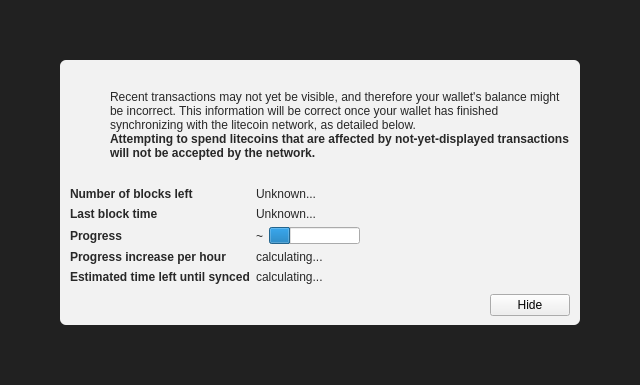
This is src/qt/forms/modaloverlay.ui in progof/esrltc16 as Qt 5 draws it before an edit. The edited form follows.
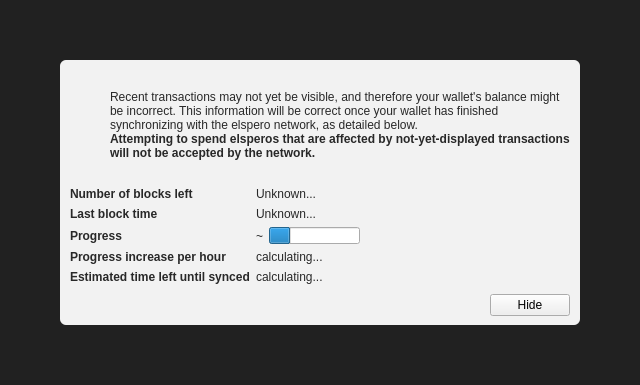
This is the edited form. Icons and pictures are not drawn. Custom widgets are drawn as their Qt base class.

The edit to the form file:
```diff
--- a/src/qt/forms/modaloverlay.ui
+++ b/src/qt/forms/modaloverlay.ui
@@ -130,7 +130,7 @@
              <item>
               <widget class="QLabel" name="infoText">
                <property name="text">
-                <string>Recent transactions may not yet be visible, and therefore your wallet's balance might be incorrect. This information will be correct once your wallet has finished synchronizing with the litecoin network, as detailed below.</string>
+                <string>Recent transactions may not yet be visible, and therefore your wallet's balance might be incorrect. This information will be correct once your wallet has finished synchronizing with the elspero network, as detailed below.</string>
                </property>
                <property name="textFormat">
                 <enum>Qt::RichText</enum>
@@ -149,7 +149,7 @@
                 </font>
                </property>
                <property name="text">
-                <string>Attempting to spend litecoins that are affected by not-yet-displayed transactions will not be accepted by the network.</string>
+                <string>Attempting to spend elsperos that are affected by not-yet-displayed transactions will not be accepted by the network.</string>
                </property>
                <property name="textFormat">
                 <enum>Qt::RichText</enum>
```
